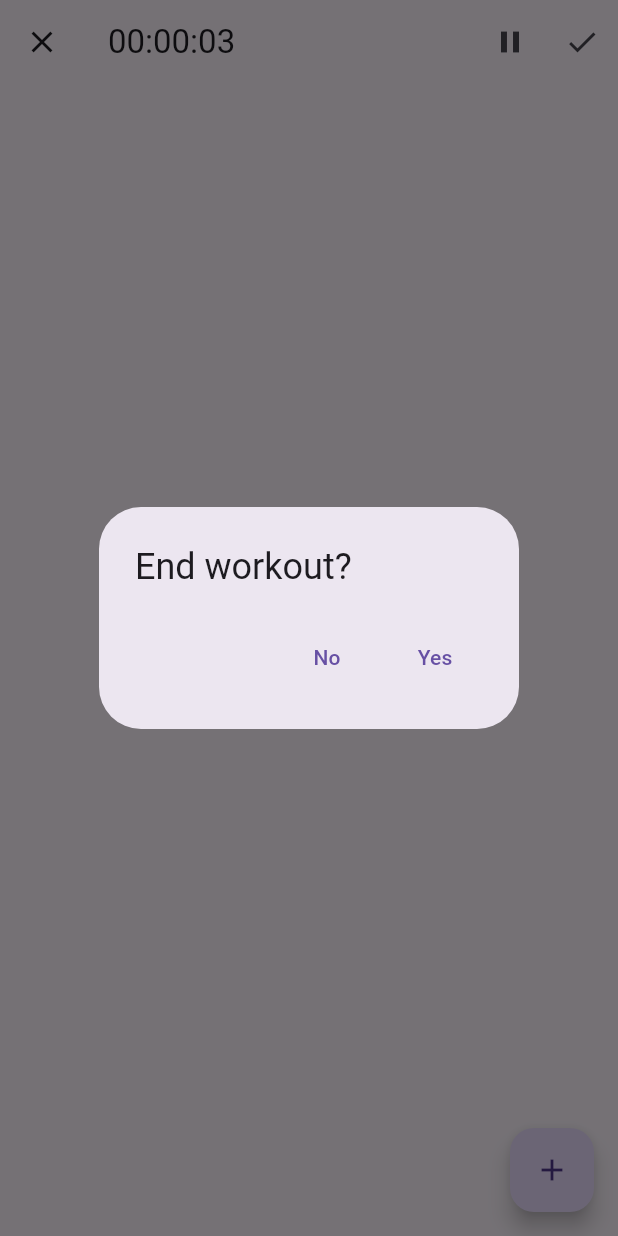
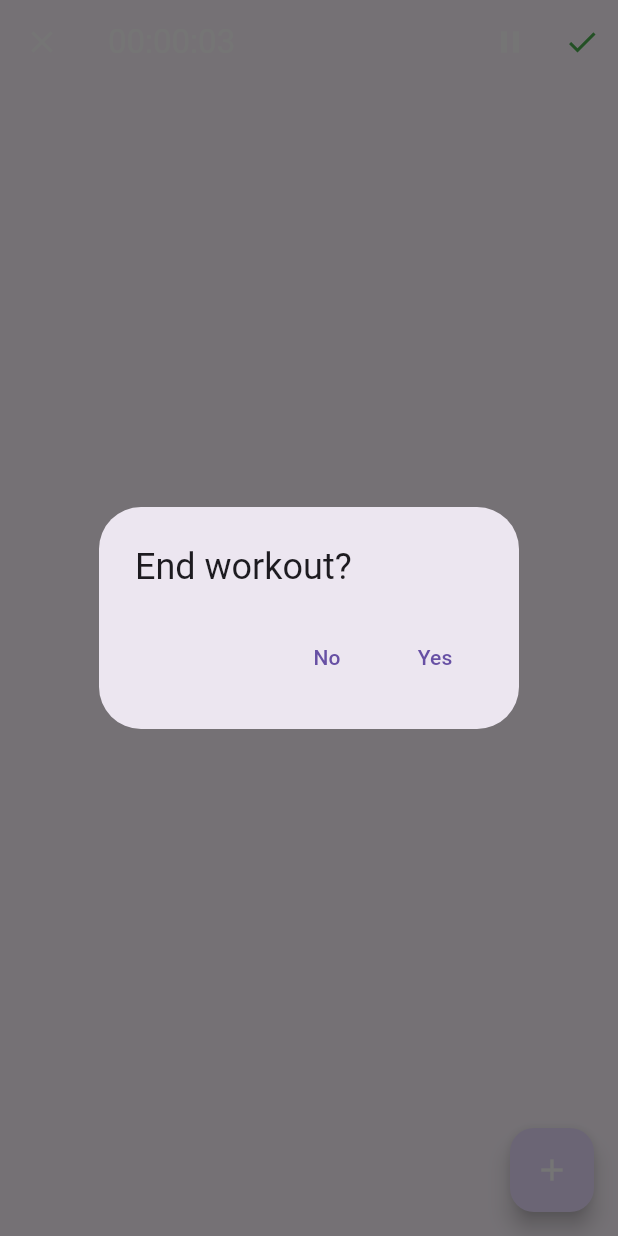
Before and after one commit to PowerPulseApp/PowerPulse, a Flutter app: the NewWorkoutScreen screen opened directly, after a tap on the "close" icon, on a phone screen of 412 x 824 dp. Run offline on Flutter 3.47's test engine with Material 3 defaults, Android fonts, the light colour scheme and no system bars; our stand-ins replace cloud_firestore, firebase_auth, firebase_core, firebase_database, firebase_storage, google_fonts and 1 more; accounts and stored records are empty.

Commit message:
26.3
desc and not working text color change

```diff
--- a/bap/lib/screens/exercise/new_workout_screen.dart
+++ b/bap/lib/screens/exercise/new_workout_screen.dart
@@ -2,6 +2,7 @@ import 'package:flutter/material.dart';
 import 'dart:async';
 import 'package:firebase_database/firebase_database.dart';
 import 'exercises_screen.dart';
+import 'package:bap/main.dart';
 
 class NewWorkoutScreen extends StatefulWidget {
   @override
@@ -153,13 +154,14 @@ class _NewWorkoutScreenState extends State<NewWorkoutScreen> {
 
   @override
   Widget build(BuildContext context) {
+    Color iconAndTextColor = Theme.of(context).brightness == Brightness.dark ? Colors.black : Colors.white;
     return WillPopScope(
       onWillPop: () => _confirmLeave(context),
       child: Scaffold(
         appBar: AppBar(
           backgroundColor: Theme.of(context).scaffoldBackgroundColor,
           leading: IconButton(
-            icon: Icon(Icons.close),
+            icon: Icon(Icons.close, color: iconAndTextColor,),
             onPressed: () async {
               bool confirm = await _confirmLeave(context);
               if (confirm) {
@@ -167,17 +169,17 @@ class _NewWorkoutScreenState extends State<NewWorkoutScreen> {
               }
             },
           ),
-          title: Text(_formatTime(_secondsElapsed)),
+          title: Text(_formatTime(_secondsElapsed), style: TextStyle(color: iconAndTextColor),),
           actions: [
             IconButton(
               onPressed: _togglePause,
-              icon: _isPaused ? Icon(Icons.play_arrow) : Icon(Icons.pause),
+              icon: _isPaused ? Icon(Icons.play_arrow, color: iconAndTextColor,) : Icon(Icons.pause, color: iconAndTextColor,),
             ),
             IconButton(
               // Changed to IconButton
               onPressed:
                   _sendWorkoutData, // Changed to send workout data to Firebase
-              icon: Icon(Icons.done), // Changed to "done" icon
+              icon: Icon(Icons.done, color: Colors.green,), // Changed to "done" icon
             ),
           ],
         ),
@@ -207,7 +209,7 @@ class _NewWorkoutScreenState extends State<NewWorkoutScreen> {
                     title: Text(exercise['name']),
                     subtitle: Text('Sets: ${exercise['sets'].length}'),
                     trailing: IconButton(
-                      icon: Icon(Icons.add),
+                      icon: Icon(Icons.add, color: iconAndTextColor,),
                       onPressed: () async {
                         final set = await _addSet(context);
                         if (set != null) {
@@ -228,7 +230,7 @@ class _NewWorkoutScreenState extends State<NewWorkoutScreen> {
                             title: Text(
                                 'Kg: ${exercise['sets'][setIndex]['kg']}, Reps: ${exercise['sets'][setIndex]['reps']}'),
                             trailing: IconButton(
-                              icon: Icon(Icons.delete),
+                              icon: Icon(Icons.delete, color: iconAndTextColor,),
                               onPressed: () =>
                                   _deleteSet(exerciseIndex, setIndex),
                             ),
@@ -252,7 +254,7 @@ class _NewWorkoutScreenState extends State<NewWorkoutScreen> {
               setState(() {});
             }
           },
-          child: Icon(Icons.add),
+          child: Icon(Icons.add,color: iconAndTextColor,),
         ),
       ),
     );
```
Also changed, not shown: bap/lib/screens/exercise/exercises_screen.dart (+7 -4 lines).
